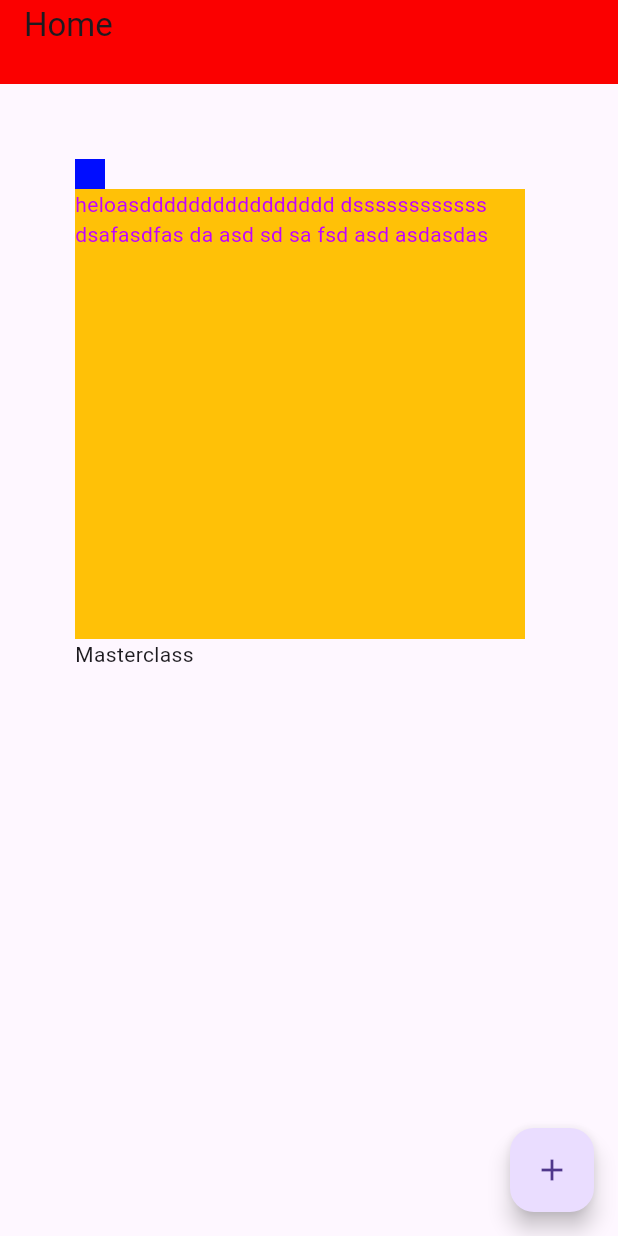
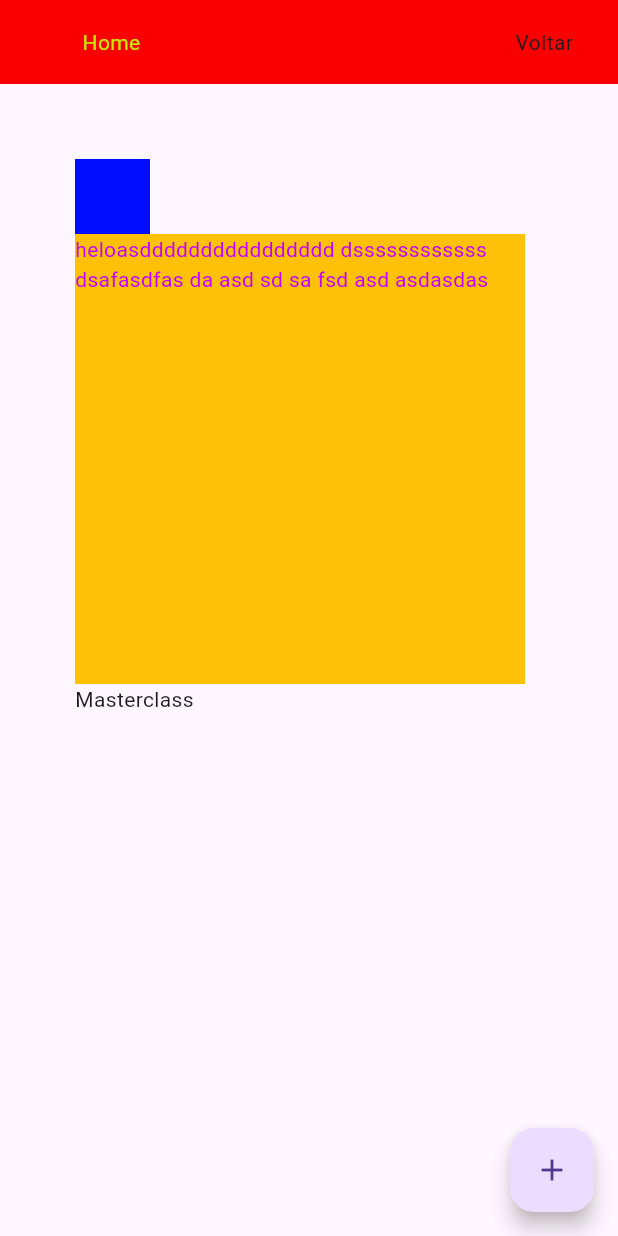
Before and after one commit to VinicioSantosOliveira/learnflutter, a Flutter app: the screen it shows after launch, on a phone screen of 412 x 824 dp. Run offline on Flutter 3.47's test engine with Material 3 defaults, Android fonts, the phone set to English and light mode, and no system bars.

Commit message:
separando estrutura de codigos

```diff
--- /dev/null
+++ b/lib/home_page.dart
@@ -0,0 +1,68 @@
+import 'package:flutter/material.dart';
+
+class HomePage extends StatelessWidget {
+  const HomePage({super.key});
+
+  @override
+  Widget build(BuildContext context) {
+    return Scaffold(
+      appBar: AppBar(
+        backgroundColor: const Color.fromARGB(255, 251, 0, 0),
+        actions: const [
+          Padding(
+            padding: EdgeInsets.only(left: 10, right: 250),
+            child: Text(
+              'Home',
+              style: TextStyle(
+                color: Color.fromARGB(255, 197, 231, 7),
+              ),
+            ),
+          ),
+          Padding(
+            padding: EdgeInsets.only(right: 30),
+            child: Text('Voltar'),
+          ),
+        ],
+      ),
+      body: Padding(
+        padding: const EdgeInsets.only(
+          left: 50,
+          top: 50,
+          right: 50,
+        ),
+        child: Column(
+          mainAxisAlignment: MainAxisAlignment.start,
+          crossAxisAlignment: CrossAxisAlignment.start,
+          children: [
+            Container(
+              height: 50,
+              width: 50,
+              color: const Color.fromARGB(255, 0, 13, 255),
+            ),
+            SizedBox(
+              width: 300,
+              height: 300,
+              child: Container(
+                color: Colors.amber,
+                child: const Text(
+                  'heloasdddddddddddddddd dssssssssssss dsafasdfas da asd sd sa fsd asd asdasdas',
+                  style: TextStyle(
+                    color: Color.fromARGB(255, 192, 3, 255),
+                  ),
+                ),
+              ),
+            ),
+            const Text(
+              'Masterclass',
+              textDirection: TextDirection.ltr,
+            ),
+          ],
+        ),
+      ),
+      floatingActionButton: FloatingActionButton(
+        onPressed: () {},
+        child: const Icon(Icons.add),
+      ),
+    );
+  }
+}
--- a/lib/main.dart
+++ b/lib/main.dart
@@ -1,73 +1,7 @@
 import 'package:flutter/material.dart';
+
+import 'my_app.dart';
 
 void main() {
   runApp(const MyApp());
 }
-
-class MyApp extends StatelessWidget {
-  const MyApp({super.key});
-
-  @override
-  Widget build(BuildContext context) {
-    return const MaterialApp(
-      home: HomePage(),
-    );
-  }
-}
-
-class HomePage extends StatelessWidget {
-  const HomePage({super.key});
-
-  @override
-  Widget build(BuildContext context) {
-    return Scaffold(
-
-      appBar: AppBar(
-        backgroundColor: const Color.fromARGB(255, 251, 0, 0),
-        title: const SizedBox(
-          height: 50,
-          child: Text('Home'),
-        ),
-      ),
-      body: Padding(
-        padding: const EdgeInsets.only(
-          left: 50,
-          top: 50,
-          right: 50,
-        ),
-        child: Column(
-          mainAxisAlignment: MainAxisAlignment.start,
-          crossAxisAlignment: CrossAxisAlignment.start,
-          children: [
-            Container(
-              height: 20,
-              width: 20,
-              color: const Color.fromARGB(255, 0, 13, 255),
-            ),
-            SizedBox(
-              width: 300,
-              height: 300,
-              child: Container(
-                color: Colors.amber,
-                child: const Text(
-                  'heloasdddddddddddddddd dssssssssssss dsafasdfas da asd sd sa fsd asd asdasdas',
-                  style: TextStyle(
-                    color: Color.fromARGB(255, 192, 3, 255),
-                  ),
-                ),
-              ),
-            ),
-            const Text(
-              'Masterclass',
-              textDirection: TextDirection.ltr,
-            ),
-          ],
-        ),
-      ),
-      floatingActionButton: FloatingActionButton(
-        onPressed: () {},
-        child: const Icon(Icons.add),
-      ),
-    );
-  }
-}
--- /dev/null
+++ b/lib/my_app.dart
@@ -0,0 +1,13 @@
+import 'package:flutter/material.dart';
+import 'home_page.dart';
+
+class MyApp extends StatelessWidget {
+  const MyApp({super.key});
+
+  @override
+  Widget build(BuildContext context) {
+    return const MaterialApp(
+      home: HomePage(),
+    );
+  }
+}
```
